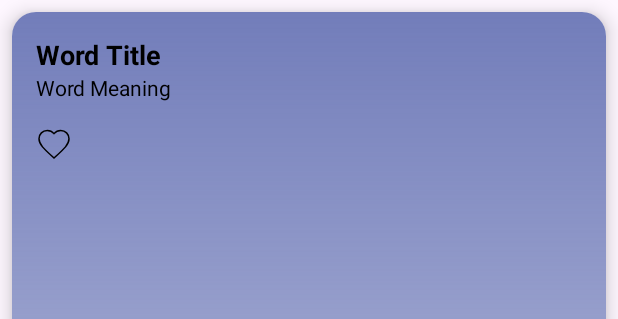
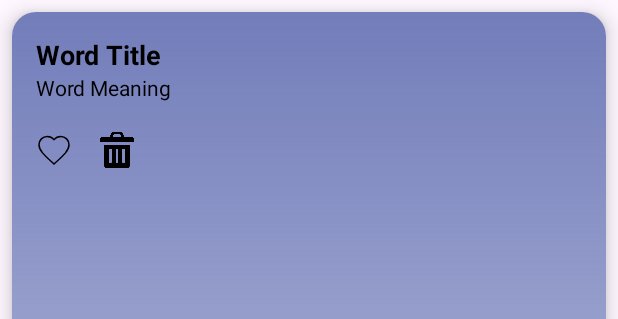
Before and after one commit to gulsenguness/WordMonster, an Android app: the layout word_item.xml on its own in the app's theme, with its tools: preview values and no code run, on a phone screen of 412 x 824 dp. Shown: the top 319 px of the screen. Run offline under Robolectric (Android 15) with nearby library versions, the phone set to English and light mode, and no system bars.

Commit message:
delete could not be added, will be added

```diff
--- a/app/src/main/java/com/gulsengunes/wordmonster/data/repository/LearnedRepository.kt
+++ b/app/src/main/java/com/gulsengunes/wordmonster/data/repository/LearnedRepository.kt
@@ -2,6 +2,7 @@ package com.gulsengunes.wordmonster.data.repository
 
 import android.content.SharedPreferences
 import android.content.Context
+import com.google.firebase.firestore.FirebaseFirestore
 
 class LearnedRepository(private val context: Context) {
     private val sharedPreferences: SharedPreferences =
--- a/app/src/main/java/com/gulsengunes/wordmonster/ui/adapter/WordAdapter.kt
+++ b/app/src/main/java/com/gulsengunes/wordmonster/ui/adapter/WordAdapter.kt
@@ -8,6 +8,7 @@ import android.widget.ImageView
 import android.widget.TextView
 import androidx.navigation.Navigation.findNavController
 import androidx.recyclerview.widget.RecyclerView
+import com.google.firebase.firestore.FirebaseFirestore
 import com.gulsengunes.wordmonster.R
 import com.gulsengunes.wordmonster.data.model.Word
 import com.gulsengunes.wordmonster.data.repository.LearnedRepository
@@ -23,6 +24,8 @@ class WordAdapter(
         val wordMeaning: TextView = itemView.findViewById(R.id.twWordMeaning)
         val ivFavorite: ImageView = itemView.findViewById(R.id.ivFavorite)
         val learnedButton: Button = itemView.findViewById(R.id.btnLearned)
+        val ivDelete: ImageView = itemView.findViewById(R.id.ivDelete)
+
 
         init {
             learnedButton.setOnClickListener {
@@ -30,7 +33,6 @@ class WordAdapter(
                 if (position != RecyclerView.NO_POSITION) {
                     val word = wordList[position]
                     learnedRepository.addLearnedWord(word.word)
-                    // Remove word from the list
                     val updatedWordList = wordList.toMutableList()
                     updatedWordList.removeAt(position)
                     wordList = updatedWordList
@@ -64,6 +66,8 @@ class WordAdapter(
             notifyItemChanged(position)
         }
 
+
+
     }
 
     fun updateWordList(newWordList: List<Word>) {
--- a/app/src/main/java/com/gulsengunes/wordmonster/ui/fragment/AddWordFragment.kt
+++ b/app/src/main/java/com/gulsengunes/wordmonster/ui/fragment/AddWordFragment.kt
@@ -7,8 +7,6 @@ import android.view.View
 import android.view.ViewGroup
 import android.widget.Toast
 import androidx.fragment.app.activityViewModels
-import com.google.firebase.database.DatabaseReference
-import com.google.firebase.database.FirebaseDatabase
 import com.google.firebase.firestore.FirebaseFirestore
 import com.gulsengunes.wordmonster.data.model.Word
 import com.gulsengunes.wordmonster.databinding.FragmentAddWordBinding
--- a/app/src/main/java/com/gulsengunes/wordmonster/ui/fragment/LearnedFragment.kt
+++ b/app/src/main/java/com/gulsengunes/wordmonster/ui/fragment/LearnedFragment.kt
@@ -41,7 +41,7 @@ class LearnedFragment : Fragment() {
     private fun loadLearnedWords() {
         learnedWords = learnedRepository.getAllLearnedWords()
         val wordList = learnedWords.map { wordString ->
-            Word(id = "", word = wordString, meaning = "", favorite = false)
+            Word(id = "", word = wordString.trim(), meaning = "", favorite = false)
         }
         learnedAdapter.updateLearnedWords(wordList)
     }
--- a/app/src/main/res/layout/word_item.xml
+++ b/app/src/main/res/layout/word_item.xml
@@ -33,14 +33,27 @@
             android:textColor="@android:color/black"
             android:textSize="14sp" />
 
-        <ImageView
-            android:id="@+id/ivFavorite"
-            android:layout_width="wrap_content"
-            android:layout_height="wrap_content"
-            android:layout_gravity="start"
+        <LinearLayout
+            android:layout_width="83dp"
+            android:layout_height="32dp"
             android:layout_marginTop="16dp"
-            android:contentDescription="Favori"
-            android:src="@drawable/ic_favorite_border" />
+            android:orientation="horizontal">
+
+            <ImageView
+                android:id="@+id/ivFavorite"
+                android:layout_width="wrap_content"
+                android:layout_height="match_parent"
+                android:contentDescription="Favori"
+                android:src="@drawable/ic_favorite_border" />
+
+            <ImageView
+                android:id="@+id/ivDelete"
+                android:layout_width="28dp"
+                android:layout_height="match_parent"
+                android:layout_marginStart="16dp"
+                android:contentDescription="Sil"
+                android:src="@drawable/delete" />
+        </LinearLayout>
 
         <View
             android:layout_width="0dp"
```
Also changed, not shown: app/src/main/java/com/gulsengunes/wordmonster/viewmodel/WordViewModel.kt (+2 -6 lines), app/src/main/res/layout/learned_word_item.xml (+20 -7 lines), app/src/main/res/drawable/delete.png (added).
